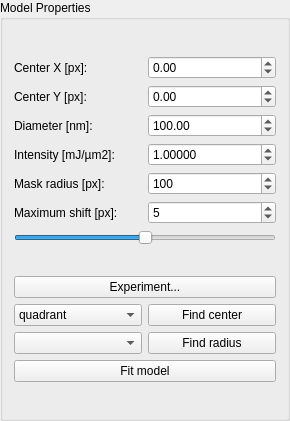
FXIhub/owl, file ui/modelProperties.ui: the form before one commit.
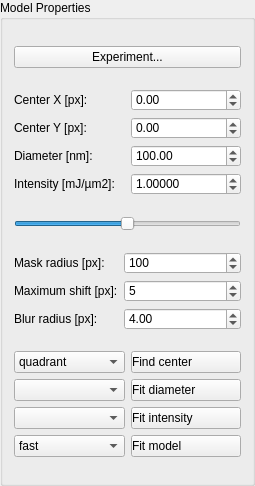
The form after the commit.

Commit message: more features for model fitting

What changed in the file:
```diff
--- a/ui/modelProperties.ui
+++ b/ui/modelProperties.ui
@@ -6,18 +6,31 @@
    <rect>
     <x>0</x>
     <y>0</y>
-    <width>290</width>
-    <height>421</height>
+    <width>255</width>
+    <height>486</height>
    </rect>
   </property>
   <property name="windowTitle">
    <string>Model Properties</string>
   </property>
+  <property name="styleSheet">
+   <string notr="true">Text-align:left</string>
+  </property>
   <property name="title">
    <string>Model Properties</string>
   </property>
-  <layout class="QGridLayout" name="gridLayout_3">
+  <layout class="QGridLayout" name="gridLayout_4">
    <item row="0" column="0">
+    <widget class="QPushButton" name="experiment">
+     <property name="styleSheet">
+      <string notr="true">Text-align:center</string>
+     </property>
+     <property name="text">
+      <string>Experiment...</string>
+     </property>
+    </widget>
+   </item>
+   <item row="1" column="0">
     <layout class="QGridLayout" name="gridLayout_2">
      <item row="0" column="0">
       <widget class="QLabel" name="label">
@@ -96,14 +109,34 @@
        </property>
       </widget>
      </item>
-     <item row="4" column="0">
+    </layout>
+   </item>
+   <item row="2" column="0">
+    <widget class="QSlider" name="visibilitySlider">
+     <property name="minimum">
+      <number>-1</number>
+     </property>
+     <property name="maximum">
+      <number>101</number>
+     </property>
+     <property name="value">
+      <number>50</number>
+     </property>
+     <property name="orientation">
+      <enum>Qt::Horizontal</enum>
+     </property>
+    </widget>
+   </item>
+   <item row="3" column="0">
+    <layout class="QGridLayout" name="gridLayout_3">
+     <item row="0" column="0">
       <widget class="QLabel" name="label_5">
        <property name="text">
         <string>Mask radius [px]:</string>
        </property>
       </widget>
      </item>
-     <item row="4" column="1">
+     <item row="0" column="1" colspan="2">
       <widget class="QSpinBox" name="maskRadius">
        <property name="maximum">
         <number>10000</number>
@@ -113,14 +146,31 @@
        </property>
       </widget>
      </item>
-     <item row="5" column="0">
+     <item row="2" column="0">
+      <widget class="QLabel" name="label_7">
+       <property name="text">
+        <string>Blur radius [px]:</string>
+       </property>
+      </widget>
+     </item>
+     <item row="2" column="1" colspan="2">
+      <widget class="QDoubleSpinBox" name="blurRadius">
+       <property name="decimals">
+        <number>2</number>
+       </property>
+       <property name="value">
+        <double>4.000000000000000</double>
+       </property>
+      </widget>
+     </item>
+     <item row="1" column="0">
       <widget class="QLabel" name="label_6">
        <property name="text">
         <string>Maximum shift [px]:</string>
        </property>
       </widget>
      </item>
-     <item row="5" column="1">
+     <item row="1" column="1" colspan="2">
       <widget class="QDoubleSpinBox" name="maximumShift">
        <property name="decimals">
         <number>0</number>
@@ -130,51 +180,11 @@
        </property>
       </widget>
      </item>
-     <item row="6" column="0" colspan="2">
-      <widget class="QSlider" name="visibilitySlider">
-       <property name="minimum">
-        <number>-1</number>
-       </property>
-       <property name="maximum">
-        <number>101</number>
-       </property>
-       <property name="value">
-        <number>50</number>
-       </property>
-       <property name="orientation">
-        <enum>Qt::Horizontal</enum>
-       </property>
-      </widget>
-     </item>
     </layout>
    </item>
-   <item row="1" column="0">
+   <item row="4" column="0">
     <layout class="QGridLayout" name="gridLayout">
-     <item row="2" column="1">
-      <widget class="QPushButton" name="findRadiusPushButton">
-       <property name="text">
-        <string>Find radius</string>
-       </property>
-      </widget>
-     </item>
-     <item row="1" column="1">
-      <widget class="QPushButton" name="findCenterPushButton">
-       <property name="text">
-        <string>Find center</string>
-       </property>
-      </widget>
-     </item>
-     <item row="2" column="0">
-      <widget class="QComboBox" name="findRadiusComboBox">
-       <property name="sizePolicy">
-        <sizepolicy hsizetype="Minimum" vsizetype="Fixed">
-         <horstretch>0</horstretch>
-         <verstretch>0</verstretch>
-        </sizepolicy>
-       </property>
-      </widget>
-     </item>
-     <item row="1" column="0">
+     <item row="0" column="0">
       <widget class="QComboBox" name="findCenterMethod">
        <property name="enabled">
         <bool>true</bool>
@@ -207,20 +217,61 @@
        </item>
       </widget>
      </item>
-     <item row="3" column="0" colspan="2">
+     <item row="0" column="1">
+      <widget class="QPushButton" name="findCenterPushButton">
+       <property name="text">
+        <string>Find center</string>
+       </property>
+      </widget>
+     </item>
+     <item row="1" column="0">
+      <widget class="QComboBox" name="fitDiameterMethod">
+       <property name="sizePolicy">
+        <sizepolicy hsizetype="Minimum" vsizetype="Fixed">
+         <horstretch>0</horstretch>
+         <verstretch>0</verstretch>
+        </sizepolicy>
+       </property>
+      </widget>
+     </item>
+     <item row="1" column="1">
+      <widget class="QPushButton" name="fitDiameterPushButton">
+       <property name="text">
+        <string>Fit diameter</string>
+       </property>
+      </widget>
+     </item>
+     <item row="2" column="0">
+      <widget class="QComboBox" name="fitIntensityMethod"/>
+     </item>
+     <item row="2" column="1">
+      <widget class="QPushButton" name="fitIntensityPushButton">
+       <property name="text">
+        <string>Fit intensity</string>
+       </property>
+      </widget>
+     </item>
+     <item row="3" column="0">
+      <widget class="QComboBox" name="fitModelMethod">
+       <item>
+        <property name="text">
+         <string>fast</string>
+        </property>
+       </item>
+       <item>
+        <property name="text">
+         <string>refine</string>
+        </property>
+       </item>
+      </widget>
+     </item>
+     <item row="3" column="1">
       <widget class="QPushButton" name="fitModelPushButton">
        <property name="text">
         <string>Fit model</string>
        </property>
       </widget>
      </item>
-     <item row="0" column="0" colspan="2">
-      <widget class="QPushButton" name="experiment">
-       <property name="text">
-        <string>Experiment...</string>
-       </property>
-      </widget>
-     </item>
     </layout>
    </item>
   </layout>
```
Left out of the diff: 10 changed lines with no effect on the pictures. The commit also changes 5 other files.
